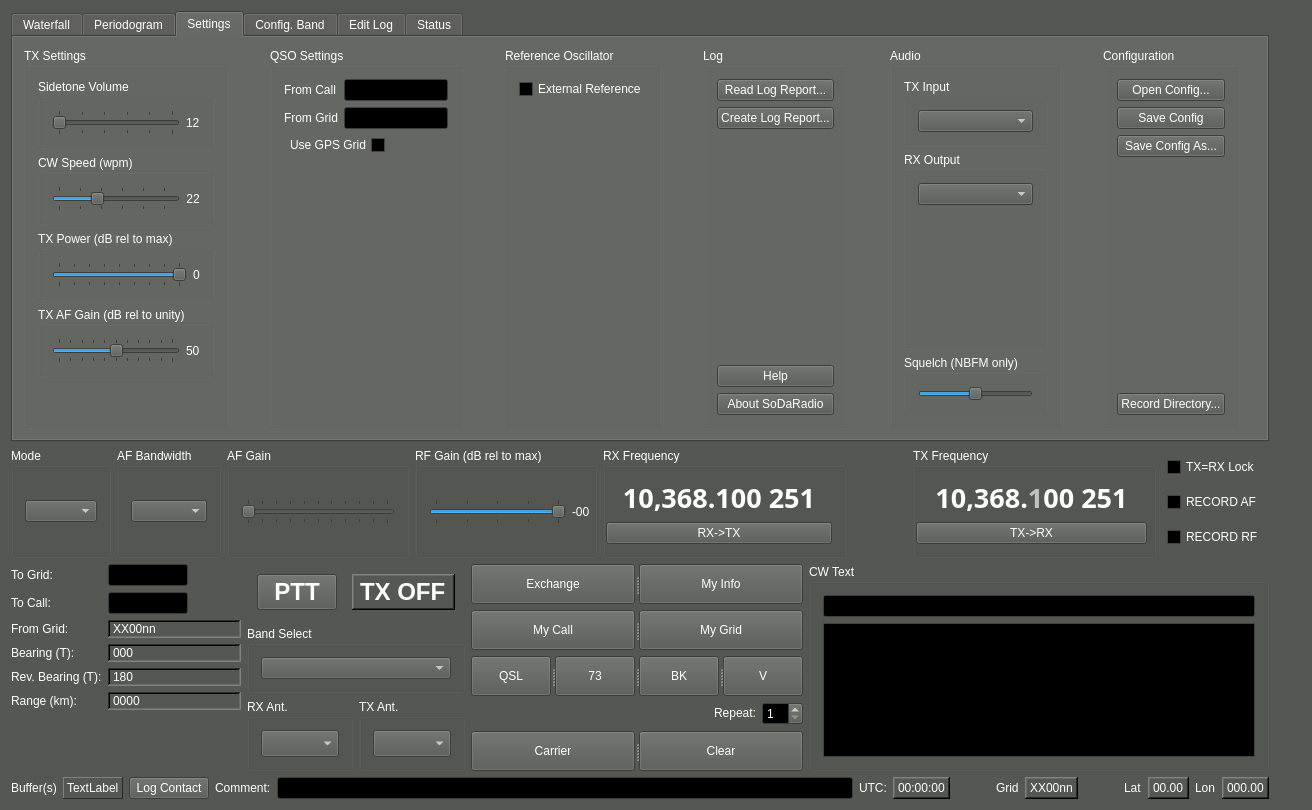
Old version of the form gui_common/mainwindow.ui in the repository kb1vc/SoDaRadio.
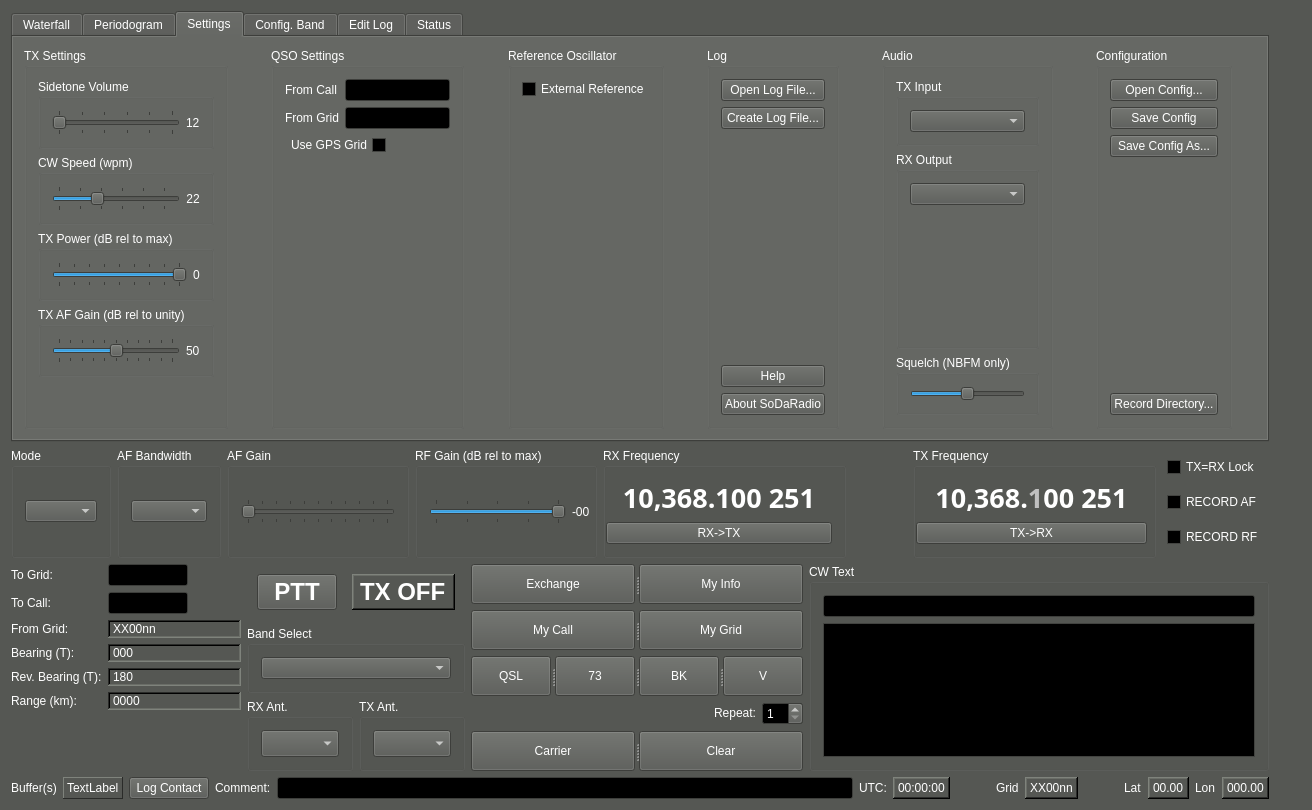
New version of the form. Icons and pictures are not drawn. Custom widgets are drawn as their Qt base class.

Commit message: shortgui: rework panels, add Ctrl/Alt keyboard shortcuts, add log mirror

The edit to the form file:
```diff
--- a/gui_common/mainwindow.ui
+++ b/gui_common/mainwindow.ui
@@ -1144,14 +1144,14 @@
              <item>
               <widget class="QPushButton" name="openLog_btn">
                <property name="text">
-                <string>Read Log Report...</string>
+                <string>Open Log File...</string>
                </property>
               </widget>
              </item>
              <item>
               <widget class="QPushButton" name="writeLogReport_btn">
                <property name="text">
-                <string>Create Log Report...</string>
+                <string>Create Log File...</string>
                </property>
               </widget>
              </item>
```
The commit also changes 5 other files.
